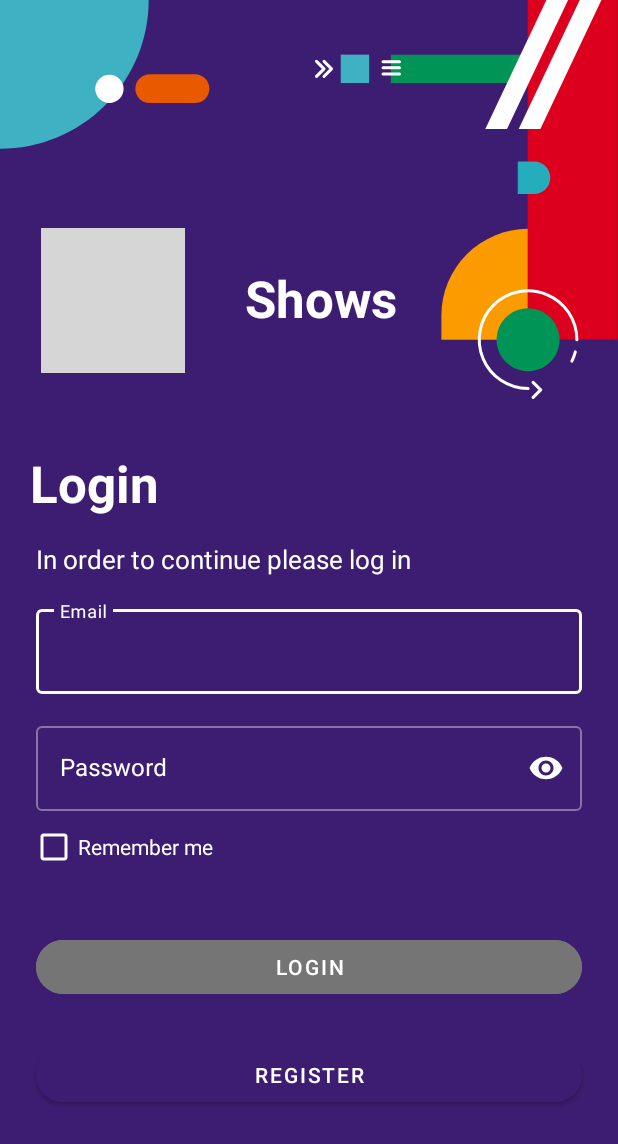
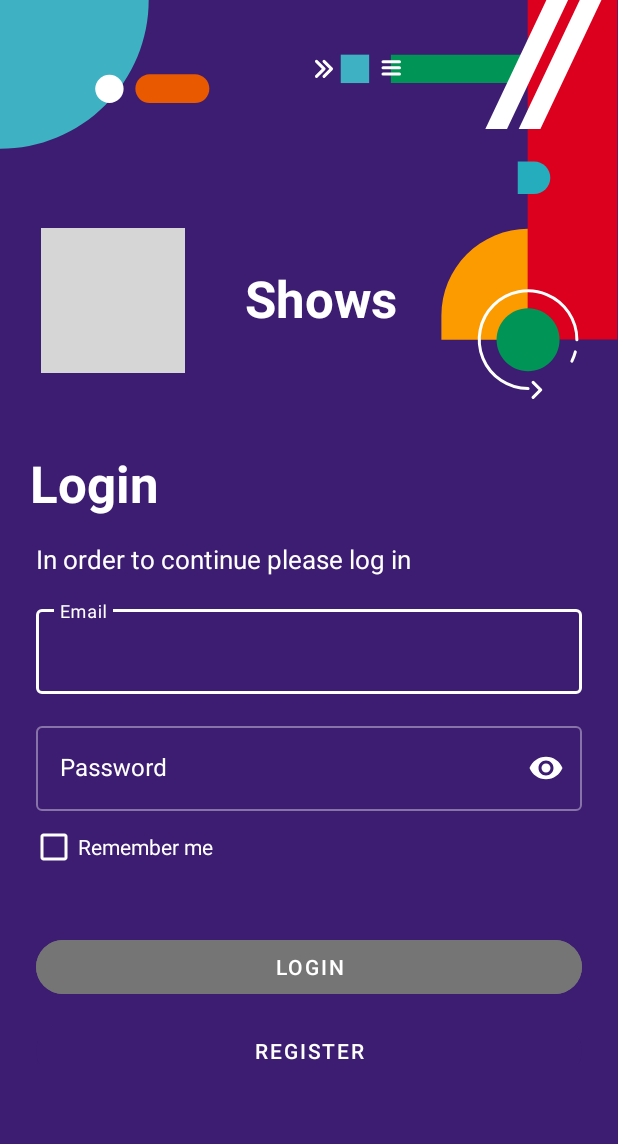
Before and after one commit to Premelc/infinum-academy-shows-app-Premelc, an Android app: the screen it shows after launch (MainActivity), on a phone screen of 412 x 824 dp. Shown: the top 1144 px of the screen. Run offline under Robolectric (Android 15) with nearby library versions, the phone set to English and light mode, and no system bars; libraries missing offline, so code that uses them is left out: com.chuckerteam.chucker; 3 statements that could not run were skipped; grey boxes are pictures that could not be loaded.

Commit message:
add styles to views with common attributes

```diff
--- a/app/src/main/java/com/premelc/shows_dominik_premelc/showDetails/ShowDetailsFragment.kt
+++ b/app/src/main/java/com/premelc/shows_dominik_premelc/showDetails/ShowDetailsFragment.kt
@@ -74,6 +74,7 @@ class ShowDetailsFragment : Fragment() {
                 getString(R.string.connection_error)
             )
             else Toast.makeText(context, R.string.toast_make_review, Toast.LENGTH_SHORT).show()
+            dialog.dismiss()
         }
         viewModel.postReviewErrorMessage.observe(viewLifecycleOwner) { postReviewErrorMessage ->
             triggerNotificationBottomSheet(R.drawable.fail, getString(R.string.post_review_failed), postReviewErrorMessage)
--- a/app/src/main/res/layout/fragment_login.xml
+++ b/app/src/main/res/layout/fragment_login.xml
@@ -101,22 +101,12 @@
 
         <com.google.android.material.textfield.TextInputLayout
             android:id="@+id/textField"
-            style="@style/Widget.MaterialComponents.TextInputLayout.OutlinedBox"
+            style="@style/textInputLayout"
             android:layout_width="0dp"
             android:layout_height="wrap_content"
-            android:layout_marginStart="24dp"
-            android:layout_marginTop="16dp"
-            android:layout_marginEnd="24dp"
-            android:textColor="@color/white"
-            android:textColorHint="@color/white"
-            app:boxStrokeColor="@color/edit_text_box_border"
-            app:cornerRadius="20dp"
-            app:hintTextColor="@color/white"
             app:layout_constraintEnd_toEndOf="parent"
             app:layout_constraintStart_toStartOf="parent"
-            app:layout_constraintTop_toBottomOf="@+id/LoginCaption"
-            app:passwordToggleTint="@color/white"
-            app:placeholderTextColor="@color/white">
+            app:layout_constraintTop_toBottomOf="@+id/LoginCaption">
 
             <com.google.android.material.textfield.TextInputEditText
                 android:id="@+id/emailInput"
@@ -124,28 +114,18 @@
                 android:layout_height="wrap_content"
                 android:hint="@string/email"
                 android:singleLine="true"
-                android:textColor="@color/white"
-                android:textColorHint="@color/white"
-                app:boxStrokeColor="@color/white"/>
+                android:textColor="@color/white"/>
         </com.google.android.material.textfield.TextInputLayout>
 
         <com.google.android.material.textfield.TextInputLayout
             android:id="@+id/textField2"
-            style="@style/Widget.MaterialComponents.TextInputLayout.OutlinedBox"
+            style="@style/textInputLayout"
             android:layout_width="0dp"
             android:layout_height="wrap_content"
-            android:layout_marginStart="24dp"
-            android:layout_marginTop="16dp"
-            android:layout_marginEnd="24dp"
-            android:textColor="@color/white"
-            android:textColorHint="@color/white"
-            app:boxStrokeColor="@color/edit_text_box_border"
-            app:hintTextColor="@color/white"
             app:layout_constraintEnd_toEndOf="parent"
             app:layout_constraintStart_toStartOf="parent"
             app:layout_constraintTop_toBottomOf="@+id/textField"
-            app:passwordToggleEnabled="true"
-            app:passwordToggleTint="@color/white">
+            app:passwordToggleEnabled="true">
 
             <com.google.android.material.textfield.TextInputEditText
                 android:id="@+id/passwordInput"
@@ -154,9 +134,7 @@
                 android:hint="@string/password"
                 android:inputType="textPassword"
                 android:singleLine="true"
-                android:textColor="@color/white"
-                android:textColorHint="@color/white"
-                app:boxStrokeColor="@color/white"/>
+                android:textColor="@color/white"/>
         </com.google.android.material.textfield.TextInputLayout>
 
         <com.google.android.material.checkbox.MaterialCheckBox
@@ -173,16 +151,11 @@
         <com.google.android.material.button.MaterialButton
             android:id="@+id/loginButton"
             style="@style/MaterialButtonStyle"
-            android:layout_width="0dp"
-            android:layout_height="48dp"
-            android:layout_marginStart="24dp"
             android:layout_marginTop="80dp"
-            android:layout_marginEnd="24dp"
-            android:layout_marginBottom="32dp"
+            android:layout_marginBottom="8dp"
             android:enabled="false"
             android:text="@string/login"
-            app:cornerRadius="20dp"
-            app:layout_constraintBottom_toBottomOf="parent"
+            app:layout_constraintBottom_toTopOf="@id/registerButton"
             app:layout_constraintEnd_toEndOf="parent"
             app:layout_constraintHorizontal_bias="0.0"
             app:layout_constraintStart_toStartOf="parent"
@@ -191,19 +164,14 @@
 
         <com.google.android.material.button.MaterialButton
             android:id="@+id/registerButton"
-            android:layout_width="0dp"
-            android:layout_height="48dp"
-            android:layout_margin="24dp"
+            style="@style/MaterialButtonStyle"
             android:backgroundTint="@color/defaultPurple"
             android:textColor="@color/white"
             android:text="@string/register"
-            app:cornerRadius="20dp"
             app:layout_constraintBottom_toBottomOf="parent"
             app:layout_constraintEnd_toEndOf="parent"
-            app:layout_constraintHorizontal_bias="0.0"
             app:layout_constraintStart_toStartOf="parent"
-            app:layout_constraintTop_toBottomOf="@+id/loginButton"
-            app:layout_constraintVertical_bias="0.0"/>
+            app:layout_constraintTop_toBottomOf="@+id/loginButton"/>
 
     </androidx.constraintlayout.widget.ConstraintLayout>
 </ScrollView>
--- a/app/src/main/res/values/colors.xml
+++ b/app/src/main/res/values/colors.xml
@@ -9,5 +9,5 @@
     <color name="white">#FFFFFFFF</color>
     <color name="defaultPurple">#3D1D72</color>
     <color name="grey">#757575</color>
-    <color  name="colorDisabbled">#757575</color>
+    <color name="color_disabled">#757575</color>
 </resources>
--- /dev/null
+++ b/app/src/main/res/values/styles.xml
@@ -0,0 +1,46 @@
+<?xml version="1.0" encoding="utf-8"?>
+<resources>
+    <style name="MaterialButtonStyle" parent="Widget.MaterialComponents.Button.UnelevatedButton">
+        <item name="android:backgroundTint">@color/material_button_states_background</item>
+        <item name="android:textColor">@color/material_button_states_text</item>
+        <item name="cornerRadius">20dp</item>
+        <item name="android:layout_marginStart">24dp</item>
+        <item name="android:layout_marginEnd">24dp</item>
+        <item name="android:layout_width">0dp</item>
+        <item name="android:layout_height">48dp</item>
+    </style>
+
+    <style name="sideBySideButton">
+        <item name="android:layout_width">170dp</item>
+        <item name="android:layout_height">100dp</item>
+        <item name="android:layout_margin">24dp</item>
+        <item name="android:textSize">12sp</item>
+        <item name="cornerRadius">24dp</item>
+    </style>
+
+    <style name="CustomChipChoice" parent="@style/Widget.MaterialComponents.Chip.Choice">
+        <item name="chipBackgroundColor">@color/background_color_chip_state_list</item>
+        <item name="android:textColor">@color/text_color_chip_state_list</item>
+        <item name="chipIconTint">@color/text_color_chip_state_list</item>
+    </style>
+
+    <style name="textInputLayout" parent="@style/Widget.MaterialComponents.TextInputLayout.OutlinedBox">
+        <item name="android:layout_marginStart">24dp</item>
+        <item name="android:layout_marginTop">16dp</item>
+        <item name="android:layout_marginEnd">24dp</item>
+        <item name="android:textColorHint">@color/white</item>
+        <item name="boxStrokeColor">@color/edit_text_box_border</item>
+        <item name="cornerRadius">20dp</item>
+        <item name="hintTextColor">@color/white</item>
+        <item name="placeholderTextColor">@color/white</item>
+        <item name="textFillColor">@color/white</item>
+        <item name="passwordToggleTint">@color/white</item>
+    </style>
+
+    <style name="Theme.App.Starting" parent="Theme.SplashScreen.IconBackground">
+        <item name="windowSplashScreenAnimatedIcon">@drawable/heart</item>
+        <item name="windowSplashScreenBackground">@color/defaultPurple</item>
+        <item name="windowSplashScreenIconBackgroundColor">@color/defaultPurple</item>
+        <item name="postSplashScreenTheme">@style/Theme.Showsdominikpremelc</item>
+    </style>
+</resources>
```
Also changed, not shown: app/src/main/res/layout/camera_galery_bottom_sheet.xml (+5 -15 lines), app/src/main/res/layout/fragment_register.xml (+7 -41 lines), app/src/main/res/layout/show_details_bottom_sheet.xml (+4 -10 lines), app/src/main/res/layout/shows_bottom_sheet.xml (+2 -11 lines), app/src/main/res/values/themes.xml (+0 -18 lines).
